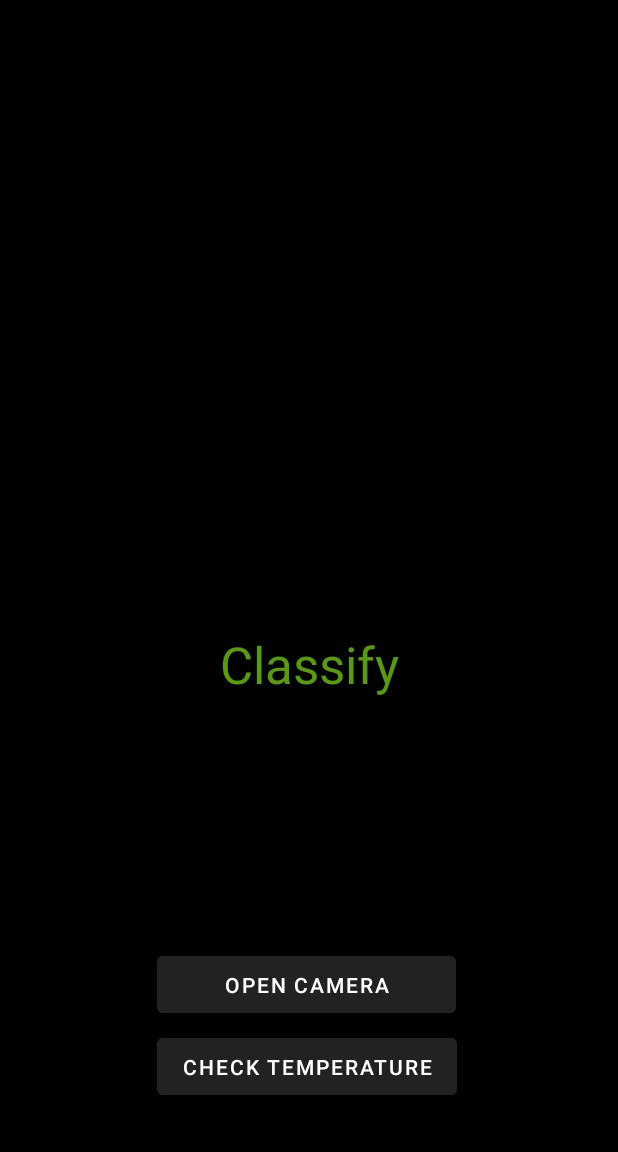
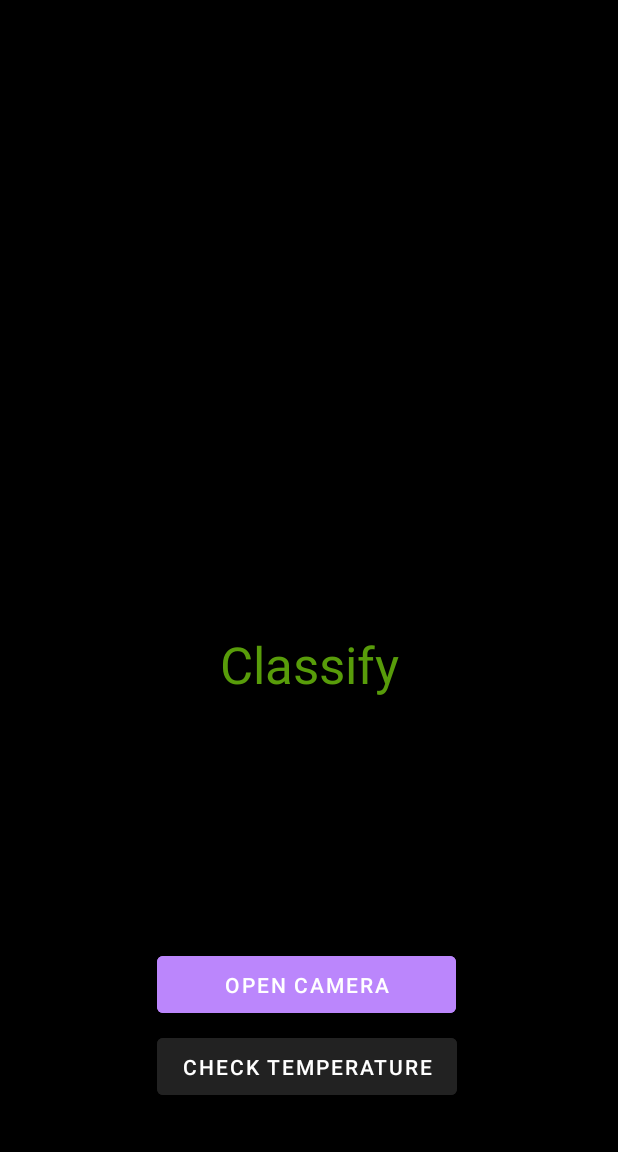
Before and after one commit to meryl-ann/IoTCamera, an Android app: the MainActivity screen opened directly, with no data from a screen before it, on a phone screen of 412 x 824 dp, the part 84-1236 px from its top. Run offline under Robolectric (Android 15) with nearby library versions, the phone set to English and light mode, and no system bars; libraries missing offline, so code that uses them is left out: org.tensorflow.lite.

Commit message:
UI changes

```diff
--- a/app/src/main/res/layout/activity_main.xml
+++ b/app/src/main/res/layout/activity_main.xml
@@ -61,7 +61,7 @@
         android:layout_alignParentStart="true"
         android:layout_alignParentBottom="true"
         android:layout_marginTop="44dp"
-        android:backgroundTint="#222222"
+        android:backgroundTint="#BB86FC"
         android:text="@string/open_camera"
         app:layout_constraintEnd_toEndOf="parent"
         app:layout_constraintHorizontal_bias="0.491"
```
